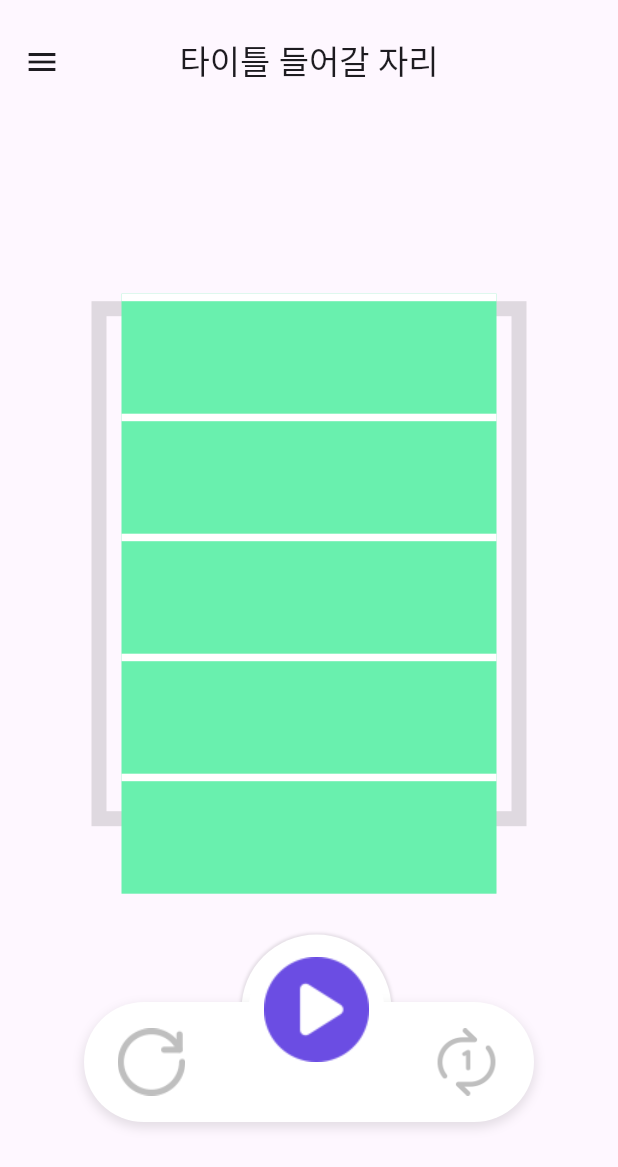
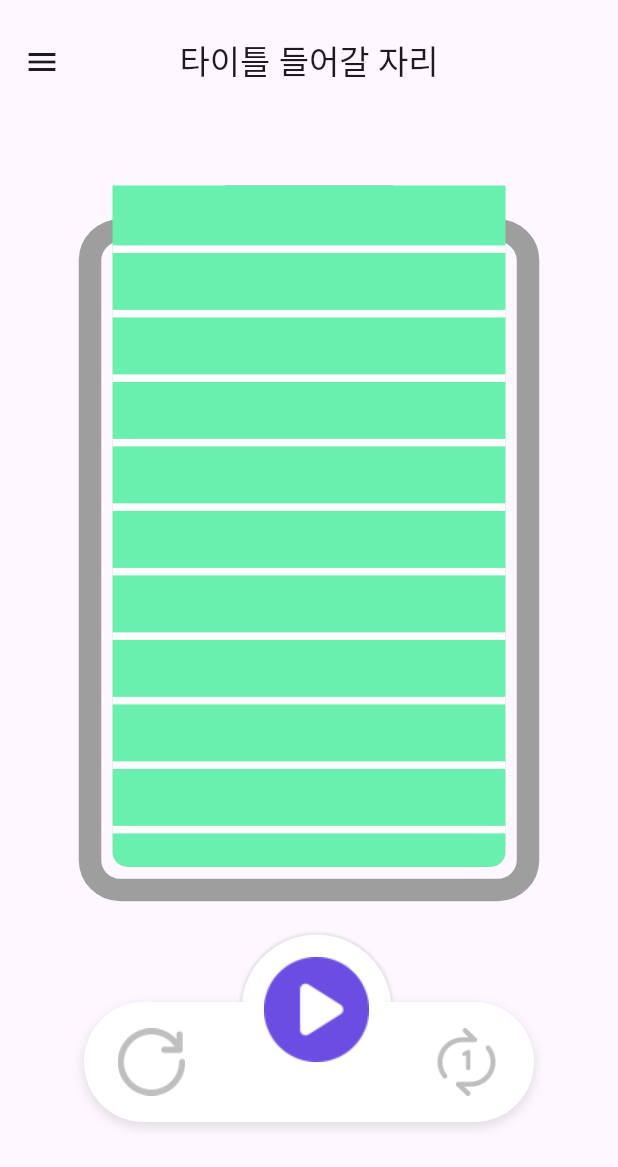
Before and after one commit to J-SSS/flutter_study, a Flutter app: the screen it shows after launch, on a phone screen of 412 x 824 dp. Shown: the top 1167 px of the screen. Run offline on Flutter 3.47's test engine with Material 3 defaults, Android fonts, the phone set to English and light mode, and no system bars; our stand-ins replace carousel_slider, shared_preferences, webview_flutter.

Commit message:
[스터디] #015 배터리 타입 디자인 수정

```diff
--- a/lib/time_timer/base_timer.dart
+++ b/lib/time_timer/base_timer.dart
@@ -43,9 +43,13 @@ class MyApp extends StatelessWidget {
 class MyTimeTimer extends StatelessWidget {
   // GlobalKey 생성
   // final GlobalKey<_PizzaTypeState> pizzaTypeKey = GlobalKey<_PizzaTypeState>();
+  late MediaQueryData mediaQueryData;
+  late Size mediaSize;
 
   @override
   Widget build(BuildContext context) {
+    mediaQueryData = MediaQuery.of(context);
+    mediaSize = mediaQueryData.size;
     late Size mainSize;
     Offset clickPoint = Offset(150, -150);
     WidgetsBinding.instance?.addPostFrameCallback((_) {
@@ -95,20 +99,20 @@ class MyTimeTimer extends StatelessWidget {
                     onPanUpdate: (point) {
                       // utils.showOverlayText(context);
 
-                      Rect.fromPoints(point.globalPosition, point.globalPosition);
                       clickPoint = point.localPosition;
+                      context.read<TimeConfigListener>().setClickPoint =
+                          clickPoint;
+
                       int angleToMin =
                       utils.angleToMin(clickPoint, Size(350, 350));
                       context.read<TimeConfigListener>().setSetupTime =
                           angleToMin;
-                      context.read<TimeConfigListener>().setClickPoint =
-                          clickPoint;
                     },
                     child: Stack(children: [
                       // BatteryType(clickPoint: clickPoint)
-                      BatteryTypeBase(size: Size(350, 350)),
+                      BatteryTypeBase(size: Size(mediaSize.width, mediaSize.height)),
                       BatteryType(
-                        size: Size(350, 350),
+                        size: Size(mediaSize.width, mediaSize.height),
                         isOnTimer: false,
                         setupTime: context.read<TimeConfigListener>().setupTime,
                       clickPoint: context.read<TimeConfigListener>().clickPoint
```
Also changed, not shown: lib/time_timer/widgets/battery_type.dart (+53 -9 lines).
